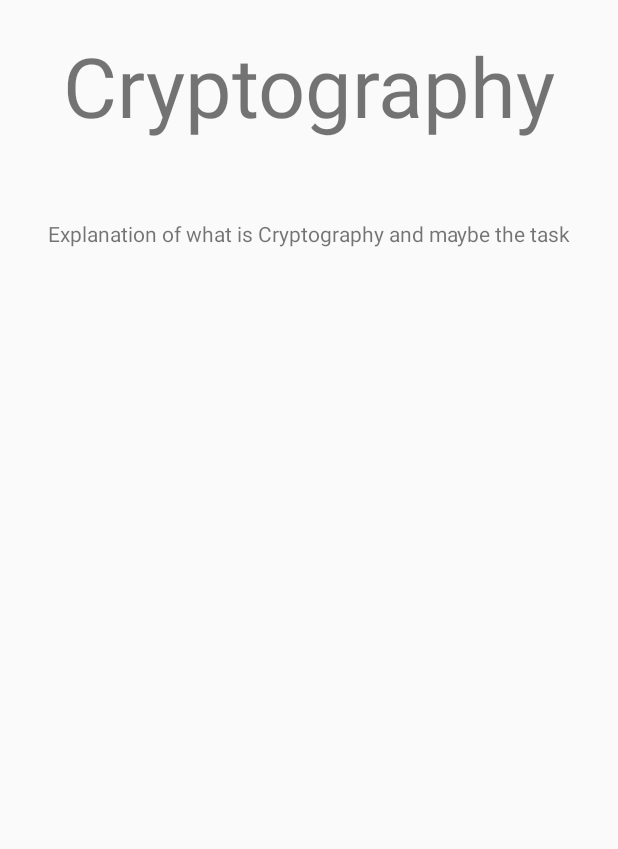
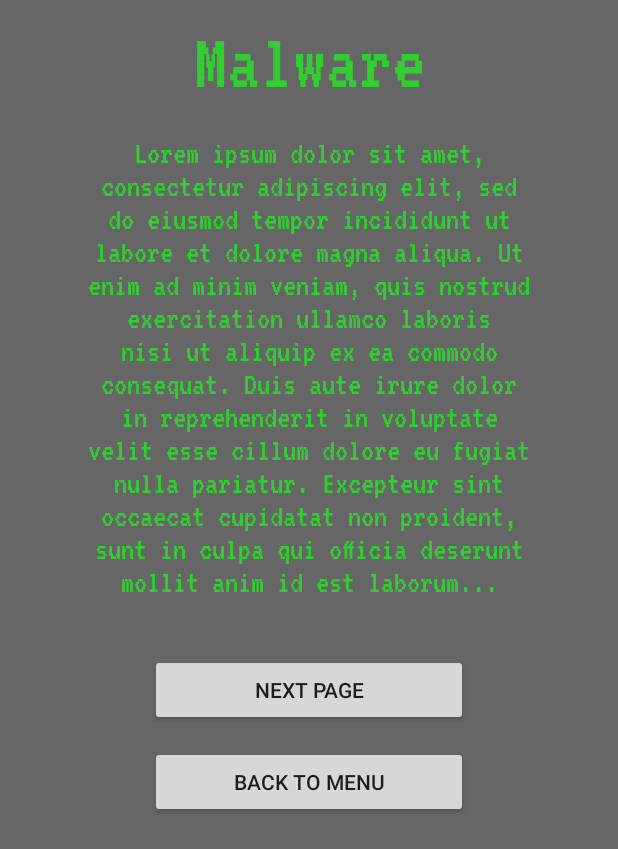
Before and after one commit to nkm90/BreakScape, an Android app: the Opt3Activity screen opened directly, with no data from a screen before it, on a phone screen of 412 x 824 dp. Shown: the top 849 px of the screen. Run offline under Robolectric (Android 15) with nearby library versions, the phone set to English and light mode, and no system bars.

Commit message:
format task pages

```diff
--- a/app/src/main/res/layout/activity_opt3.xml
+++ b/app/src/main/res/layout/activity_opt3.xml
@@ -1,70 +1,62 @@
 <?xml version="1.0" encoding="utf-8"?>
-<LinearLayout xmlns:android="http://schemas.android.com/apk/res/android"
+<androidx.constraintlayout.widget.ConstraintLayout xmlns:android="http://schemas.android.com/apk/res/android"
     xmlns:app="http://schemas.android.com/apk/res-auto"
     xmlns:tools="http://schemas.android.com/tools"
     android:layout_width="match_parent"
     android:layout_height="match_parent"
-    android:orientation="vertical"
-    tools:context=".Opt3Activity">
-
-    <RelativeLayout
-        android:layout_width="match_parent"
-        android:layout_height="match_parent"
-        android:id="@+id/tittlearea"
-        android:layout_weight="0.7">
+    android:background="#666666">
 
     <TextView
-            android:layout_width="match_parent"
-            android:layout_height="match_parent"
-            android:paddingTop="20dp"
-            android:text="Cryptography"
+        android:id="@+id/title"
+        android:layout_width="0dp"
+        android:layout_height="82dp"
+        android:fontFamily="@font/vt323"
+        android:text="Malware"
         android:textAlignment="center"
-            android:textSize="55dp">
-
-        </TextView>
-
-    </RelativeLayout>
-    <RelativeLayout
-        android:layout_width="match_parent"
-        android:layout_height="match_parent"
-        android:id="@+id/workarea"
-        android:layout_weight="0.3">
+        android:textColor="#32CD32"
+        android:textSize="55sp"
+        app:layout_constraintEnd_toEndOf="parent"
+        app:layout_constraintStart_toStartOf="parent"
+        app:layout_constraintTop_toTopOf="parent" />
 
     <TextView
-            android:layout_width="match_parent"
-            android:layout_height="match_parent"
+        android:id="@+id/textView26"
+        android:layout_width="301dp"
+        android:layout_height="335dp"
+        android:layout_marginStart="40dp"
+        android:layout_marginTop="3dp"
+        android:layout_marginEnd="40dp"
+        android:fontFamily="@font/vt323"
+        android:text="Lorem ipsum dolor sit amet, consectetur adipiscing elit, sed do eiusmod tempor incididunt ut labore et dolore magna aliqua. Ut enim ad minim veniam, quis nostrud exercitation ullamco laboris nisi ut aliquip ex ea commodo consequat. Duis aute irure dolor in reprehenderit in voluptate velit esse cillum dolore eu fugiat nulla pariatur. Excepteur sint occaecat cupidatat non proident, sunt in culpa qui officia deserunt mollit anim id est laborum..."
         android:textAlignment="center"
-            android:text="Explanation of what is Cryptography and maybe the task">
-
-        </TextView>
-
-    </RelativeLayout>
-    <androidx.constraintlayout.widget.ConstraintLayout
-        android:layout_width="match_parent"
-        android:layout_height="match_parent"
-        android:id="@+id/buttonPanel"
-        android:layout_weight="0.7"
-        android:layout_gravity="center_horizontal"
-        android:padding="25dp">
+        android:textColor="#32CD32"
+        android:textSize="22sp"
+        app:layout_constraintEnd_toEndOf="parent"
+        app:layout_constraintStart_toStartOf="parent"
+        app:layout_constraintTop_toBottomOf="@+id/title" />
 
     <Button
         android:id="@+id/next"
-            android:layout_width="175dp"
-            android:layout_height="75dp"
-            app:layout_constraintLeft_toLeftOf="parent"
-            app:layout_constraintBottom_toTopOf="parent"
-            app:layout_constraintTop_toBottomOf="parent"
-            android:text="Next page"></Button>
+        android:layout_width="0dp"
+        android:layout_height="wrap_content"
+        android:layout_marginStart="100dp"
+        android:layout_marginTop="15dp"
+        android:layout_marginEnd="100dp"
+        android:text="Next page"
+        app:layout_constraintEnd_toEndOf="parent"
+        app:layout_constraintStart_toStartOf="parent"
+        app:layout_constraintTop_toBottomOf="@+id/textView26" />
 
     <Button
         android:id="@+id/home"
-            android:layout_width="175dp"
-            android:layout_height="75dp"
-            app:layout_constraintLeft_toRightOf="@+id/next"
-            app:layout_constraintBottom_toTopOf="parent"
-            app:layout_constraintTop_toBottomOf="parent"
-            android:text="Back to Menu"></Button>
-
+        android:layout_width="0dp"
+        android:layout_height="48dp"
+        android:layout_marginStart="100dp"
+        android:layout_marginTop="13dp"
+        android:layout_marginEnd="100dp"
+        android:text="Back to menu"
+        app:layout_constraintEnd_toEndOf="parent"
+        app:layout_constraintHorizontal_bias="0.0"
+        app:layout_constraintStart_toStartOf="parent"
+        app:layout_constraintTop_toBottomOf="@+id/next" />
 </androidx.constraintlayout.widget.ConstraintLayout>
-
-</LinearLayout>
--- a/app/src/main/res/layout/activity_opt_1.xml
+++ /dev/null
@@ -1,6 +0,0 @@
-<?xml version="1.0" encoding="utf-8"?>
-<androidx.constraintlayout.widget.ConstraintLayout
-    xmlns:android="http://schemas.android.com/apk/res/android" android:layout_width="match_parent"
-    android:layout_height="match_parent">
-
-</androidx.constraintlayout.widget.ConstraintLayout>
```
Also changed, not shown: app/src/main/res/layout/activity_opt1.xml (+44 -52 lines), app/src/main/res/layout/activity_opt2.xml (+44 -52 lines), app/src/main/res/layout/activity_opt4.xml (+44 -52 lines). Lines whose indentation alone changed are shown as unchanged.
